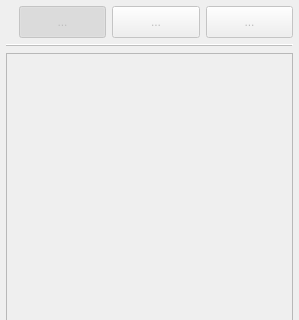
The window that src/libs/roitools/roiParamWidget.ui (b-epelbaum/landa_internn) describes before a commit, drawn with Qt 5; both pictures show x 0 to 299 and y 0 to 320 of the 299 by 828 pixel window.
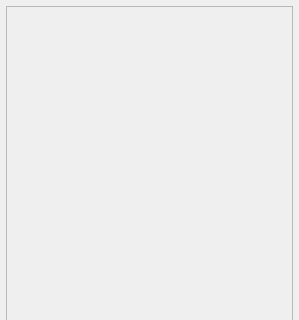
The same window after the commit. Icons and pictures are not drawn.

Commit message: Fixes for ROI Tools

What changed in the file:
```diff
--- a/src/libs/roitools/roiParamWidget.ui
+++ b/src/libs/roitools/roiParamWidget.ui
@@ -29,150 +29,6 @@
    <property name="bottomMargin">
     <number>6</number>
    </property>
-   <item>
-    <layout class="QHBoxLayout" name="horizontalLayout_2">
-     <property name="topMargin">
-      <number>0</number>
-     </property>
-     <item>
-      <widget class="QLabel" name="label">
-       <property name="sizePolicy">
-        <sizepolicy hsizetype="Maximum" vsizetype="Preferred">
-         <horstretch>0</horstretch>
-         <verstretch>0</verstretch>
-        </sizepolicy>
-       </property>
-       <property name="text">
-        <string/>
-       </property>
-       <property name="pixmap">
-        <pixmap resource="roitools.qrc">:/roiTools/Resources/measure.png</pixmap>
-       </property>
-       <property name="scaledContents">
-        <bool>false</bool>
-       </property>
-      </widget>
-     </item>
-     <item>
-      <widget class="QToolButton" name="mmButt">
-       <property name="sizePolicy">
-        <sizepolicy hsizetype="Preferred" vsizetype="Preferred">
-         <horstretch>0</horstretch>
-         <verstretch>0</verstretch>
-        </sizepolicy>
-       </property>
-       <property name="minimumSize">
-        <size>
-         <width>0</width>
-         <height>32</height>
-        </size>
-       </property>
-       <property name="text">
-        <string>...</string>
-       </property>
-       <property name="icon">
-        <iconset resource="roitools.qrc">
-         <normaloff>:/roiTools/Resources/mm.png</normaloff>:/roiTools/Resources/mm.png</iconset>
-       </property>
-       <property name="iconSize">
-        <size>
-         <width>24</width>
-         <height>24</height>
-        </size>
-       </property>
-       <property name="checkable">
-        <bool>true</bool>
-       </property>
-       <property name="checked">
-        <bool>true</bool>
-       </property>
-       <property name="autoExclusive">
-        <bool>true</bool>
-       </property>
-      </widget>
-     </item>
-     <item>
-      <widget class="QToolButton" name="pxButt">
-       <property name="sizePolicy">
-        <sizepolicy hsizetype="Preferred" vsizetype="Fixed">
-         <horstretch>0</horstretch>
-         <verstretch>0</verstretch>
-        </sizepolicy>
-       </property>
-       <property name="minimumSize">
-        <size>
-         <width>0</width>
-         <height>32</height>
-        </size>
-       </property>
-       <property name="text">
-        <string>...</string>
-       </property>
-       <property name="icon">
-        <iconset resource="roitools.qrc">
-         <normaloff>:/roiTools/Resources/px.png</normaloff>:/roiTools/Resources/px.png</iconset>
-       </property>
-       <property name="iconSize">
-        <size>
-         <width>24</width>
-         <height>24</height>
-        </size>
-       </property>
-       <property name="checkable">
-        <bool>true</bool>
-       </property>
-       <property name="autoExclusive">
-        <bool>true</bool>
-       </property>
-      </widget>
-     </item>
-     <item>
-      <widget class="QToolButton" name="uButt">
-       <property name="sizePolicy">
-        <sizepolicy hsizetype="Preferred" vsizetype="Preferred">
-         <horstretch>0</horstretch>
-         <verstretch>0</verstretch>
-        </sizepolicy>
-       </property>
-       <property name="minimumSize">
-        <size>
-         <width>0</width>
-         <height>32</height>
-        </size>
-       </property>
-       <property name="text">
-        <string>...</string>
-       </property>
-       <property name="icon">
-        <iconset resource="roitools.qrc">
-         <normaloff>:/roiTools/Resources/microns.png</normaloff>:/roiTools/Resources/microns.png</iconset>
-       </property>
-       <property name="iconSize">
-        <size>
-         <width>24</width>
-         <height>24</height>
-        </size>
-       </property>
-       <property name="checkable">
-        <bool>true</bool>
-       </property>
-       <property name="autoExclusive">
-        <bool>true</bool>
-       </property>
-      </widget>
-     </item>
-    </layout>
-   </item>
-   <item>
-    <widget class="QFrame" name="frame">
-     <property name="frameShape">
-      <enum>QFrame::HLine</enum>
-     </property>
-     <property name="frameShadow">
-      <enum>QFrame::Raised</enum>
-     </property>
-    </widget>
-   </item>
    <item>
     <widget class="QScrollArea" name="scrollArea">
      <property name="horizontalScrollBarPolicy">
@@ -187,7 +43,7 @@
         <x>0</x>
         <y>0</y>
         <width>285</width>
-        <height>668</height>
+        <height>717</height>
        </rect>
       </property>
       <layout class="QVBoxLayout" name="verticalLayout_4">
```
The commit also changes 29 other files.
